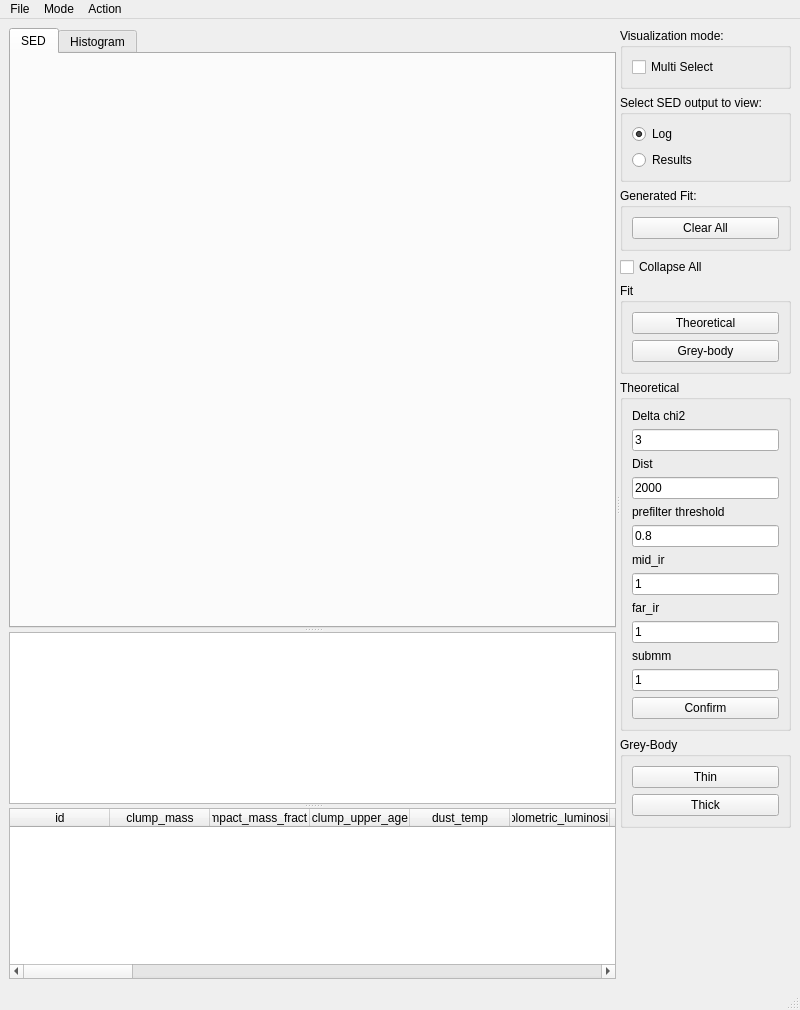
Before: the Qt Designer form Code/ui/sedvisualizerplot.ui in VisIVOLab/ViaLacteaVisualAnalytics, drawn with Qt 5.
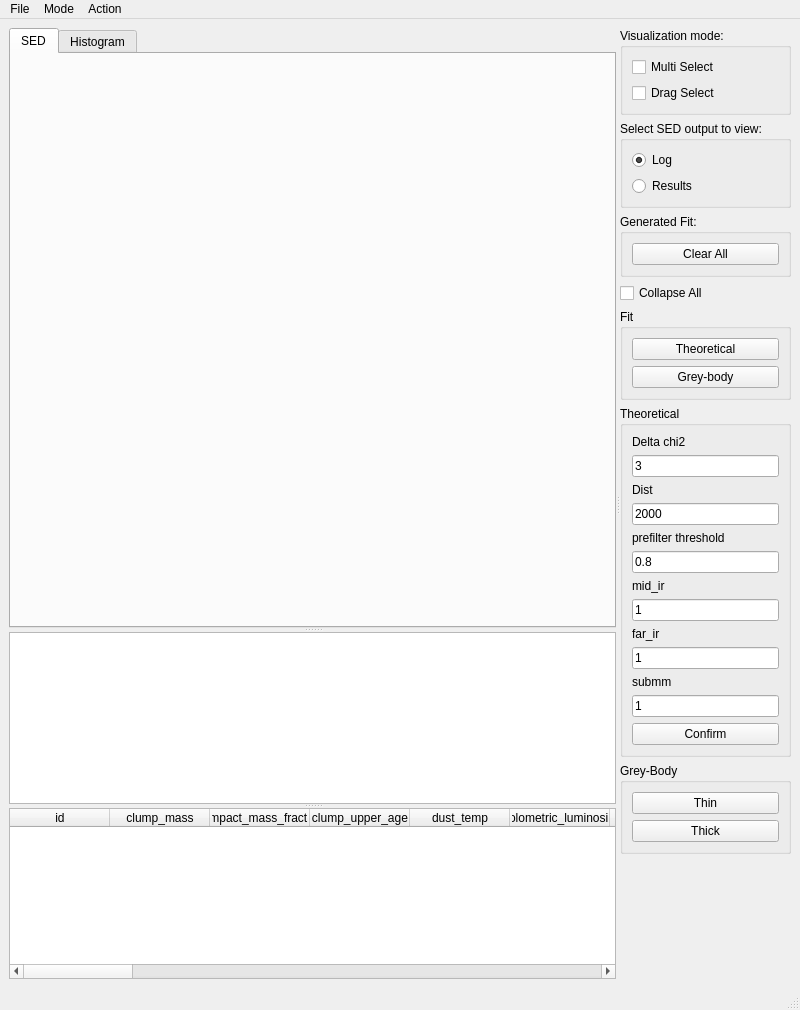
After: the same form once the commit is applied. Custom widgets are drawn as their Qt base class.

Commit message: new checkbox drag

```diff
--- a/Code/ui/sedvisualizerplot.ui
+++ b/Code/ui/sedvisualizerplot.ui
@@ -339,6 +339,13 @@
              </property>
             </widget>
            </item>
+           <item>
+            <widget class="QCheckBox" name="multiDragSelectCheckBox">
+             <property name="text">
+              <string>Drag Select</string>
+             </property>
+            </widget>
+           </item>
           </layout>
          </widget>
         </item>
```
Left out of the diff: 2 changed lines with no effect on the pictures. The commit also changes 2 other files.
